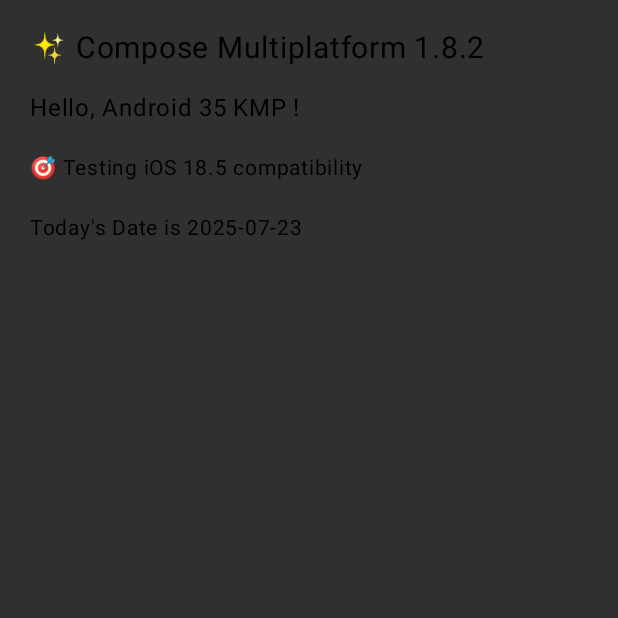
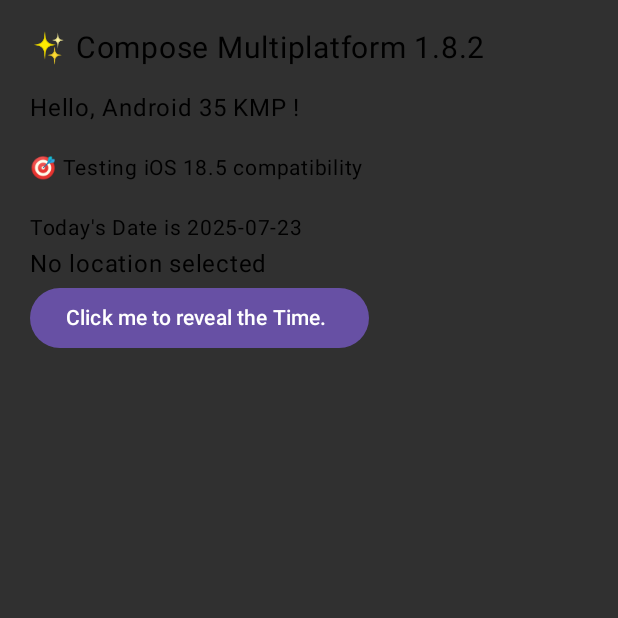
Before and after one commit to SardarKhan299/FirstKMPApp, an Android app built with Jetpack Compose: the screen it shows after launch (MainActivity), on a phone screen of 412 x 824 dp, the top half of it. Run offline under Robolectric (Android 15) with nearby library versions, the phone set to English and light mode, and no system bars.

Commit message:
Add button in Compose Multiplatform Class.

```diff
--- a/shared/src/commonMain/kotlin/com/example/firstkmpapp/ui/ComposeTestApp.kt
+++ b/shared/src/commonMain/kotlin/com/example/firstkmpapp/ui/ComposeTestApp.kt
@@ -2,9 +2,14 @@ package com.example.firstkmpapp.ui
 
 import androidx.compose.foundation.layout.Column
 import androidx.compose.foundation.layout.padding
+import androidx.compose.material3.Button
 import androidx.compose.material3.MaterialTheme
 import androidx.compose.material3.Text
 import androidx.compose.runtime.Composable
+import androidx.compose.runtime.getValue
+import androidx.compose.runtime.mutableStateOf
+import androidx.compose.runtime.remember
+import androidx.compose.runtime.setValue
 import androidx.compose.ui.Modifier
 import androidx.compose.ui.unit.dp
 import androidx.compose.ui.unit.sp
@@ -17,6 +22,8 @@ import kotlinx.datetime.toLocalDateTime
 @Composable
 fun ComposeTestApp() {
     MaterialTheme {
+
+        var timeAtLocation by remember { mutableStateOf("No location selected") }
         Column(
             modifier = Modifier.padding(20.dp)
         ) {
@@ -42,6 +49,14 @@ fun ComposeTestApp() {
                 fontSize = 14.sp,
                 modifier = Modifier.padding(top = 16.dp)
             )
+
+            Text(timeAtLocation)
+
+            Button(
+                onClick = { timeAtLocation  = todaysDate() }
+            ){
+                Text("Click me to reveal the Time. ")
+            }
         }
     }
 }
```
